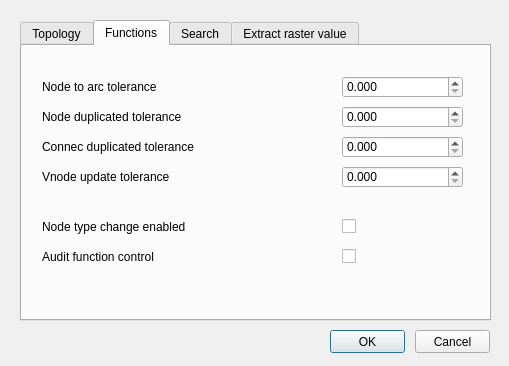
The window that ui/config.ui (Giswater/giswater_qgis_plugin) describes before a commit, drawn with Qt 5.
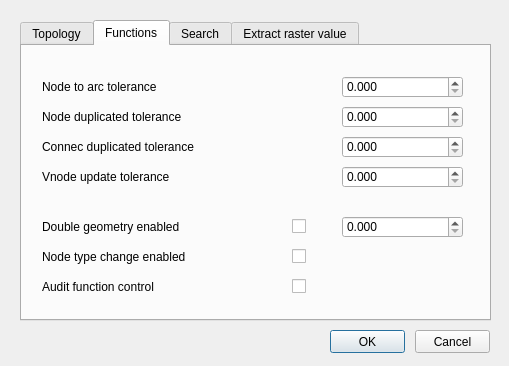
The same window after the commit. The open tabs and pages were chosen to show the change.

Patch:
```diff
--- a/ui/config.ui
+++ b/ui/config.ui
@@ -624,7 +624,7 @@
      <property name="geometry">
       <rect>
        <x>20</x>
-       <y>170</y>
+       <y>200</y>
        <width>231</width>
        <height>22</height>
       </rect>
@@ -660,7 +660,7 @@
      <property name="geometry">
       <rect>
        <x>20</x>
-       <y>200</y>
+       <y>230</y>
        <width>231</width>
        <height>22</height>
       </rect>
@@ -695,8 +695,8 @@
     <widget class="QCheckBox" name="audit_function_control">
      <property name="geometry">
       <rect>
-       <x>320</x>
-       <y>200</y>
+       <x>270</x>
+       <y>230</y>
        <width>20</width>
        <height>21</height>
       </rect>
@@ -708,14 +708,79 @@
     <widget class="QCheckBox" name="nodetype_change_enabled">
      <property name="geometry">
       <rect>
+       <x>270</x>
+       <y>200</y>
+       <width>20</width>
+       <height>21</height>
+      </rect>
+     </property>
+     <property name="text">
+      <string/>
+     </property>
+    </widget>
+    <widget class="QCheckBox" name="insert_double_geometry">
+     <property name="geometry">
+      <rect>
+       <x>270</x>
+       <y>170</y>
+       <width>20</width>
+       <height>21</height>
+      </rect>
+     </property>
+     <property name="text">
+      <string/>
+     </property>
+    </widget>
+    <widget class="QDoubleSpinBox" name="buffer_value">
+     <property name="geometry">
+      <rect>
        <x>320</x>
        <y>170</y>
-       <width>20</width>
-       <height>21</height>
+       <width>121</width>
+       <height>22</height>
       </rect>
+     </property>
+     <property name="decimals">
+      <number>3</number>
+     </property>
+     <property name="singleStep">
+      <double>0.010000000000000</double>
+     </property>
+    </widget>
+    <widget class="QLabel" name="label_double_geometry_enabled">
+     <property name="geometry">
+      <rect>
+       <x>20</x>
+       <y>170</y>
+       <width>231</width>
+       <height>22</height>
+      </rect>
+     </property>
+     <property name="font">
+      <font>
+       <pointsize>9</pointsize>
+      </font>
+     </property>
+     <property name="frameShape">
+      <enum>QFrame::NoFrame</enum>
+     </property>
+     <property name="frameShadow">
+      <enum>QFrame::Plain</enum>
      </property>
      <property name="text">
-      <string/>
+      <string>Double geometry enabled</string>
+     </property>
+     <property name="textFormat">
+      <enum>Qt::AutoText</enum>
+     </property>
+     <property name="scaledContents">
+      <bool>false</bool>
+     </property>
+     <property name="alignment">
+      <set>Qt::AlignLeading|Qt::AlignLeft|Qt::AlignVCenter</set>
+     </property>
+     <property name="margin">
+      <number>3</number>
      </property>
     </widget>
    </widget>
```
Left out of the diff: 6 changed lines with no effect on the pictures.
